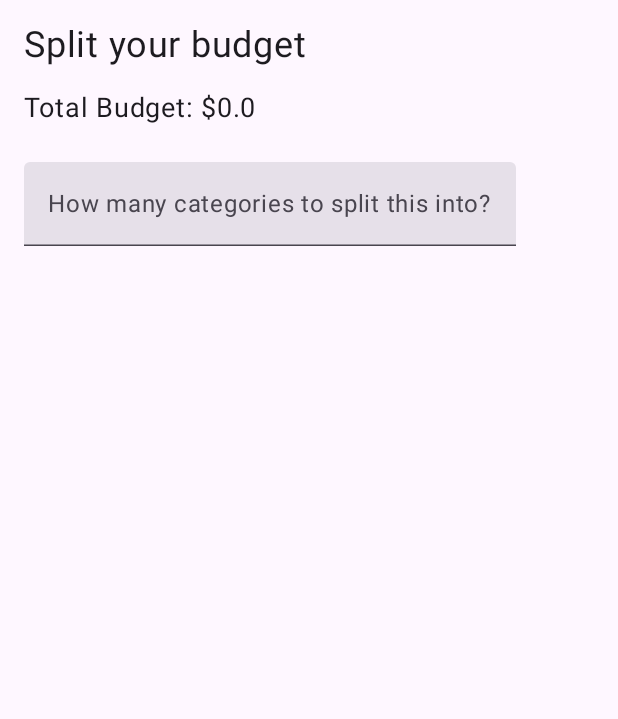
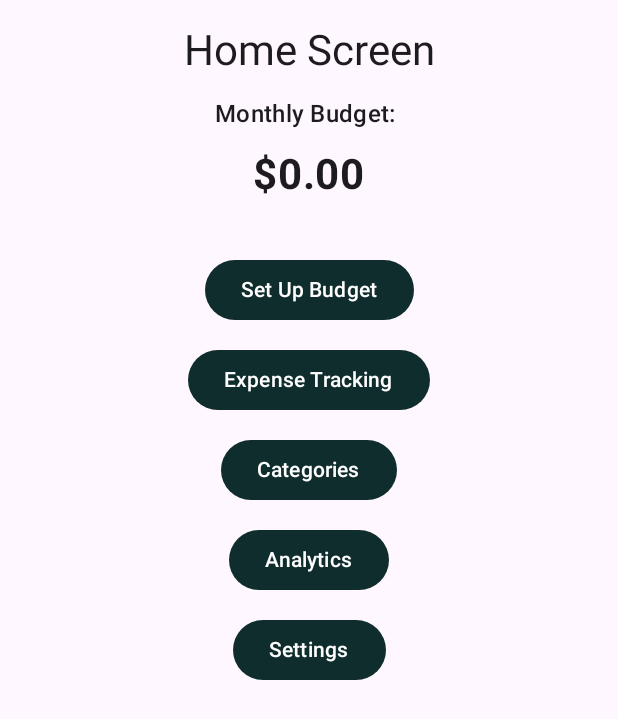
Before and after one commit to NitaiTran/BargainMargin, an Android app built with Jetpack Compose: the BudgetScreen screen opened through its navigation route, after a tap on "Submit!", on a phone screen of 412 x 824 dp. Shown: the top 719 px of the screen. Run offline under Robolectric (Android 15) with nearby library versions, the phone set to English and light mode, and no system bars.

Commit message:
Added AnalyticsScreen.kt, CategoriesScreen.kt.kt, ExpenseTrackingScreen.kt, HomeScreen.kt
Edited MainActivity.kt, ScreenController.kt, BudgetScreen.kt,
BudgetViewModel.kt

```diff
--- a/app/src/main/java/com/progprof/bargainmargintemplate/MainActivity.kt
+++ b/app/src/main/java/com/progprof/bargainmargintemplate/MainActivity.kt
@@ -14,10 +14,7 @@ import androidx.lifecycle.viewmodel.compose.viewModel
 import androidx.navigation.compose.NavHost //if red, do a gradle sync
 import androidx.navigation.compose.composable
 
-import com.progprof.bargainmargintemplate.ui.BudgetViewModel //import the files of this projects to use here
-import com.progprof.bargainmargintemplate.ui.FirstBudgetScreen
-import com.progprof.bargainmargintemplate.ui.ScreenController
-import com.progprof.bargainmargintemplate.ui.SplitBudgetScreen
+import com.progprof.bargainmargintemplate.ui.* //imports everything from the ui package
 
 import com.progprof.bargainmargintemplate.ui.theme.AppTheme
 
@@ -49,19 +46,26 @@ fun BargainMarginApp() {
     val budgetViewModel: BudgetViewModel = viewModel()
 
     NavHost(
-        navController = navController,
-        startDestination = ScreenController.Screen.MainBudgetEntry.name // The first screen to show
+        navController = navController, // The NavController
+        startDestination = ScreenController.Screen.Home.name // The first screen to show
     ){
+        //Define Home screen
+        composable(route = ScreenController.Screen.Home.name){
+            HomeScreen(
+                navController = navController,
+                budgetViewModel = budgetViewModel
+            )
+        }
+
         //Define the first screen
         composable(route = ScreenController.Screen.MainBudgetEntry.name){
-            FirstBudgetScreen(
-
+            BudgetScreen(
                 initialScreenViewModel = budgetViewModel,
                 onNextButtonClicked = {
                     // 1. Set the budget in the ViewModel
                     budgetViewModel.setInitialBudget()
-                    // 2. Navigate to the next screen
-                    navController.navigate(ScreenController.Screen.SplitMainBudget.name)
+                    // 2. Navigate to Home screen
+                    navController.popBackStack()
                 }
             )
         }
@@ -71,6 +75,25 @@ fun BargainMarginApp() {
            SplitBudgetScreen(budgetViewModel = budgetViewModel)
         }
 
+        // Define Expense Tracking screen
+        composable(route = ScreenController.Screen.ExpenseTracking.name) {
+            ExpenseTrackingScreen(navController = navController)
+        }
+
+        // Define Analytics screen
+        composable(route = ScreenController.Screen.Analytics.name) {
+            AnalyticsScreen(navController = navController)
+        }
+
+        // Define Categories screen
+        composable(route = ScreenController.Screen.Categories.name) {
+            CategoriesScreen(navController = navController)
+        }
+
+        // Define Settings screen
+        composable(route = ScreenController.Screen.Settings.name) {
+            SettingsScreen(navController = navController)
+        }
     }
 
 }
--- a/app/src/main/java/com/progprof/bargainmargintemplate/ui/FirstBudgetScreen.kt
+++ b/app/src/main/java/com/progprof/bargainmargintemplate/ui/BudgetScreen.kt
@@ -15,14 +15,11 @@ import androidx.compose.ui.Modifier
 import androidx.compose.ui.text.input.KeyboardType
 import androidx.compose.ui.unit.dp
 import androidx.compose.ui.unit.sp
-import androidx.compose.ui.tooling.preview.Preview
 import androidx.compose.ui.semantics.Role
 import androidx.lifecycle.viewmodel.compose.viewModel
 
-import com.progprof.bargainmargintemplate.ui.theme.AppTheme
-
 @Composable
-fun FirstBudgetScreen(
+fun BudgetScreen(
     onNextButtonClicked: () -> Unit, // Add a parameter to handle the navigation event,Sprint 2, Jose
     modifier: Modifier = Modifier,
     initialScreenViewModel: BudgetViewModel = viewModel()
--- a/app/src/main/java/com/progprof/bargainmargintemplate/ui/BudgetViewModel.kt
+++ b/app/src/main/java/com/progprof/bargainmargintemplate/ui/BudgetViewModel.kt
@@ -12,7 +12,8 @@ class BudgetViewModel : ViewModel() {
     var monthlyRemainingBudget by mutableDoubleStateOf(0.0)
     var categories by mutableStateOf("") //User states number of categories to split into
 
-    var weekBudget = 0.0
+    val weeklyBudget :  Double
+        get() = if (monthlyRemainingBudget > 0) monthlyRemainingBudget / 4.0 else 0.0
         //private set
 
 
--- /dev/null
+++ b/app/src/main/java/com/progprof/bargainmargintemplate/ui/HomeScreen.kt
@@ -0,0 +1,52 @@
+package com.progprof.bargainmargintemplate.ui
+
+import androidx.compose.foundation.layout.*
+import androidx.compose.material3.Button
+import androidx.compose.material3.MaterialTheme
+import androidx.compose.material3.Text
+import androidx.compose.runtime.Composable
+import androidx.compose.ui.Alignment
+import androidx.compose.ui.Modifier
+import androidx.compose.ui.text.font.FontWeight
+import androidx.compose.ui.unit.dp
+import androidx.compose.ui.unit.sp
+import androidx.lifecycle.viewmodel.compose.viewModel
+import androidx.navigation.NavController
+
+@Composable // Define the HomeScreen composable function
+fun HomeScreen(navController: NavController, budgetViewModel: BudgetViewModel) { // Pass the NavController and BudgetViewModel
+    val monthlyBudget = budgetViewModel.monthlyRemainingBudget //get monthly budget from viewmodel
+
+    Column(
+        modifier = Modifier.fillMaxSize().padding(16.dp), // Add padding
+        horizontalAlignment = Alignment.CenterHorizontally, // Center horizontally
+        verticalArrangement = Arrangement.spacedBy(12.dp) // Add vertical spacing
+    ) {
+        Text("Home Screen", style = MaterialTheme.typography.headlineMedium) //Title
+        Text(text = "Monthly Budget: ", style = MaterialTheme.typography.titleMedium) //Budget Title:
+        Text( //Display monthly budget
+
+            text = "$%.2f".format(monthlyBudget), // Format the budget as a currency string
+            fontSize = 28.sp,
+            fontWeight = FontWeight.Bold,
+            modifier = Modifier.padding(bottom = 24.dp) // Add bottom padding
+        )
+
+        Button(onClick = { navController.navigate(ScreenController.Screen.MainBudgetEntry.name) }) {
+            Text(if(monthlyBudget > 0) "Edit Monthly Budget" else "Set Up Budget") // Your old MainBudgetEntry screen
+        }
+        Button(onClick = { navController.navigate(ScreenController.Screen.ExpenseTracking.name) }) {
+            Text("Expense Tracking")
+        }
+        Button(onClick = { navController.navigate(ScreenController.Screen.Categories.name) }) {
+            Text("Categories")
+        }
+        Button(onClick = { navController.navigate(ScreenController.Screen.Analytics.name) }) {
+            Text("Analytics")
+        }
+        Button(onClick = { navController.navigate(ScreenController.Screen.Settings.name) }) {
+            Text("Settings")
+        }
+
+    }
+}
```
Also changed, not shown: app/src/main/java/com/progprof/bargainmargintemplate/ui/AnalyticsScreen.kt (added, +25 -0 lines), app/src/main/java/com/progprof/bargainmargintemplate/ui/CategoriesScreen.kt (added, +25 -0 lines), app/src/main/java/com/progprof/bargainmargintemplate/ui/ExpenseTrackingScreen.kt (added, +25 -0 lines), app/src/main/java/com/progprof/bargainmargintemplate/ui/ScreenController.kt (+6 -1 lines), app/src/main/java/com/progprof/bargainmargintemplate/ui/Settings.kt (added, +25 -0 lines).
